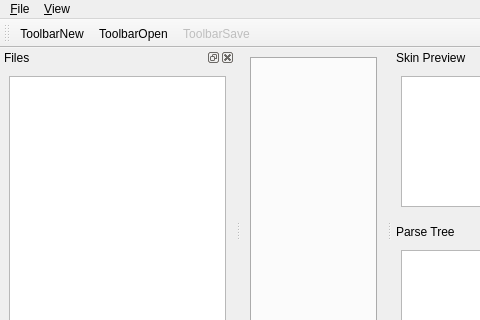
Above: utils/themeeditor/editorwindow.ui from eisnerd/rockbox before the change; both pictures show x 0 to 480 and y 0 to 320 of the 628 by 433 pixel window. Below: the same form after it.
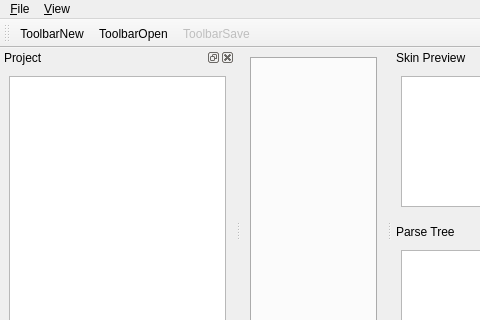
That is the form after the change. Icons and pictures are not drawn.

Commit message: Theme Editor: Began implementing classes to display project files and settings in the project panel

```diff
--- a/utils/themeeditor/editorwindow.ui
+++ b/utils/themeeditor/editorwindow.ui
@@ -102,7 +102,7 @@
   </widget>
   <widget class="QDockWidget" name="fileDock">
    <property name="windowTitle">
-    <string>Files</string>
+    <string>Project</string>
    </property>
    <attribute name="dockWidgetArea">
     <number>1</number>
```
Left out of the diff: 16 changed lines with no effect on the pictures. The commit also changes 5 other files.
